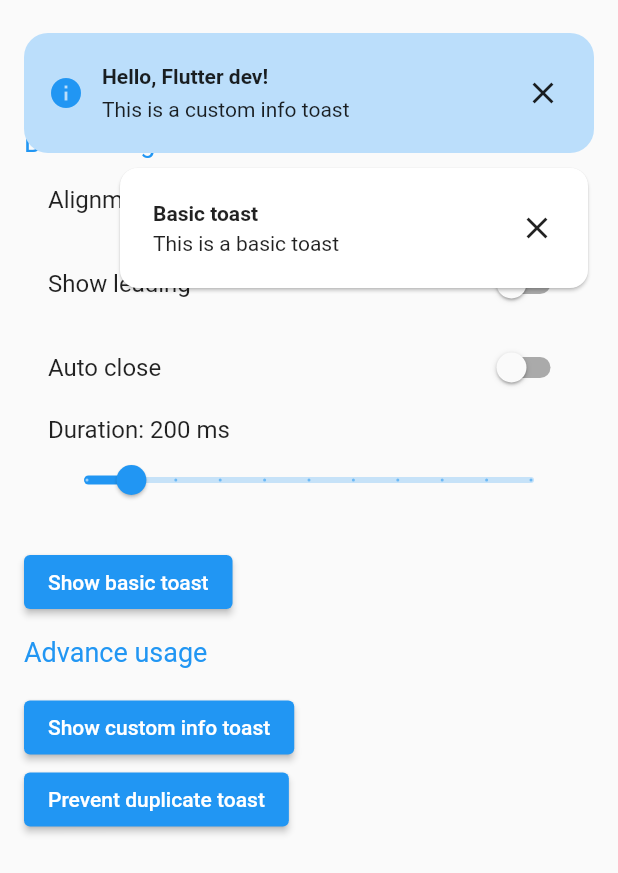
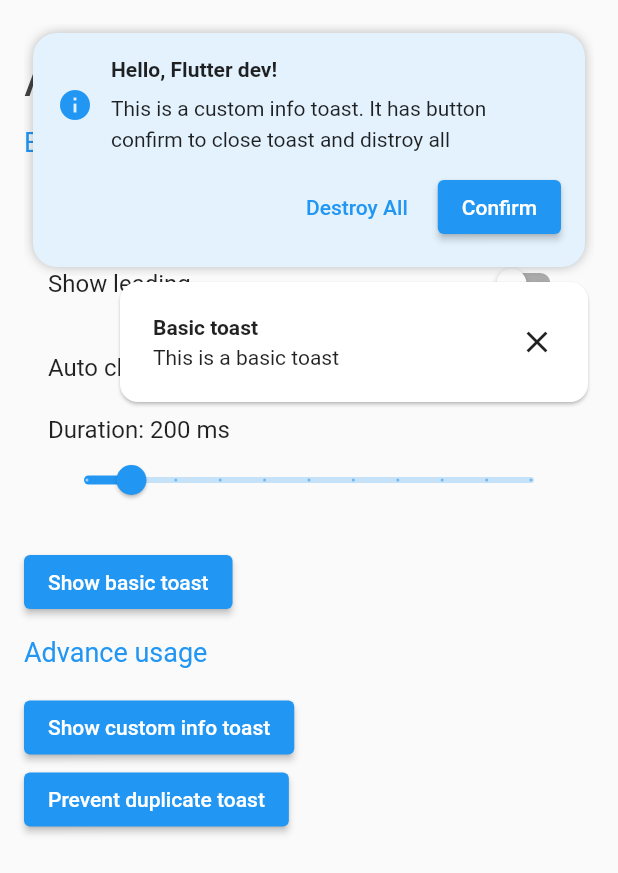
Before and after one commit to lvxduck/toastify, a Flutter app: the screen it shows after launch, after a tap on "Show basic toast", after a tap on "Show custom info toast", on a phone screen of 412 x 824 dp. Shown: the top 873 px of the screen. Run offline on Flutter 3.47's test engine with Material 2 defaults, Android fonts, the phone set to English and light mode, and no system bars.

Commit message:
feat: update example

```diff
--- a/example/lib/widgets/advance_usage.dart
+++ b/example/lib/widgets/advance_usage.dart
@@ -28,7 +28,8 @@
               context,
               const CustomInfoToast(
                 title: 'Hello, Flutter dev!',
-                description: 'This is a custom info toast',
+                description: 'This is a custom info toast. '
+                    'It has button confirm to close toast and distroy all',
               ),
             );
           },
@@ -65,14 +66,23 @@
   @override
   Widget build(BuildContext context) {
     return Container(
+      width: 420,
       decoration: BoxDecoration(
-        color: Colors.blue[100],
+        color: Colors.blue[50],
         borderRadius: BorderRadius.circular(16),
+        boxShadow: const [
+          BoxShadow(
+            color: Colors.black26,
+            blurRadius: 6,
+          )
+        ],
       ),
-      margin: const EdgeInsets.symmetric(vertical: 6),
+      margin: const EdgeInsets.all(6),
       child: Padding(
-        padding: const EdgeInsets.all(16) - const EdgeInsets.only(right: 16),
-        child: Row(
+        padding: const EdgeInsets.all(16),
+        child: Column(
+          children: [
+            Row(
               children: [
                 const Icon(
                   Icons.info,
@@ -93,18 +103,32 @@
                         description,
                         overflow: TextOverflow.visible,
                         maxLines: 3,
+                        style: const TextStyle(height: 1.5),
                       ),
                     ],
                   ),
                 ),
-            IconButton(
+              ],
+            ),
+            const SizedBox(height: 12),
+            Row(
+              mainAxisAlignment: MainAxisAlignment.end,
+              children: [
+                TextButton(
+                  onPressed: () {
+                    Toastify.of(context).removeAll();
+                  },
+                  child: const Text('Destroy All'),
+                ),
+                const SizedBox(width: 12),
+                ElevatedButton(
                   onPressed: () {
                     Toastify.of(context).removeItem(this);
                   },
-              icon: const Icon(Icons.close),
-              splashRadius: 24,
+                  child: const Text('Confirm'),
                 ),
-            const SizedBox(width: 10),
+              ],
+            ),
           ],
         ),
       ),
--- a/example/lib/widgets/basic_usage.dart
+++ b/example/lib/widgets/basic_usage.dart
@@ -1,5 +1,3 @@
-import 'dart:math';
-
 import 'package:flutter/material.dart';
 import 'package:toastify/toastify.dart';
 
@@ -105,7 +103,6 @@
         const SizedBox(height: 16),
         ElevatedButton(
           onPressed: () {
-            final id = Random().nextInt(100);
             showToast(
               context,
               Toast(
```
Lines whose indentation alone changed are shown as unchanged.
